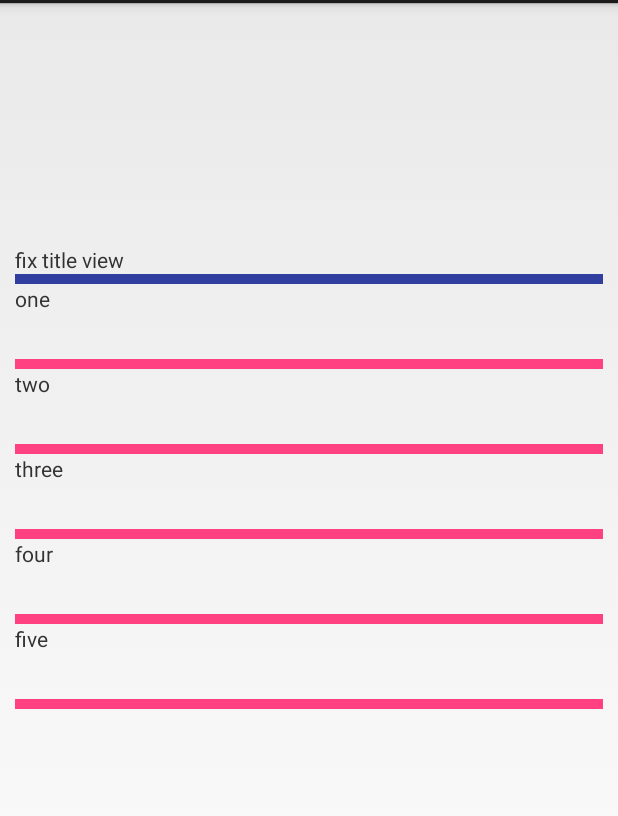
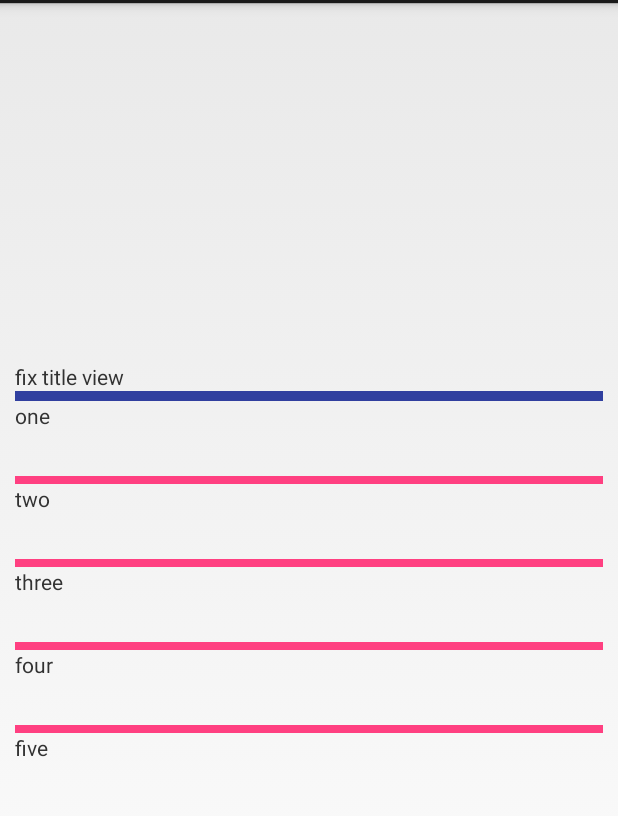
Before and after one commit to lizhen0211/Android_ScrollNestedList, an Android app: the NestedExpandListViewActivity screen opened directly, with no data from a screen before it, on a phone screen of 412 x 824 dp, the part 69-885 px from its top. Run offline under Robolectric (Android 15) with nearby library versions, the phone set to English and light mode, and no system bars.

```diff
--- a/app/src/main/res/layout/activity_nested_expand_list_view.xml
+++ b/app/src/main/res/layout/activity_nested_expand_list_view.xml
@@ -36,7 +36,7 @@
                 android:layout_height="wrap_content"
                 android:layout_below="@id/title_divider"
                 android:divider="@color/colorAccent"
-                android:dividerHeight="10px" />
+                android:dividerHeight="5dp" />
         </RelativeLayout>
 
     </ScrollView>
--- a/app/src/main/res/values/dimens.xml
+++ b/app/src/main/res/values/dimens.xml
@@ -3,5 +3,6 @@
     <dimen name="activity_horizontal_margin">16dp</dimen>
     <dimen name="activity_vertical_margin">16dp</dimen>
     <dimen name="list_item_height">20dp</dimen>
-    <dimen name="expand_list_item_height">80dp</dimen>
+    <dimen name="expand_list_item_height">50dp</dimen>
+    <dimen name="expand_list_item_divider_height">5dp</dimen>
 </resources>
```
Also changed, not shown: app/src/main/java/com/lz/example/android_scrollnestedlist/NestedExpandListViewActivity.java (+22 -2 lines).
